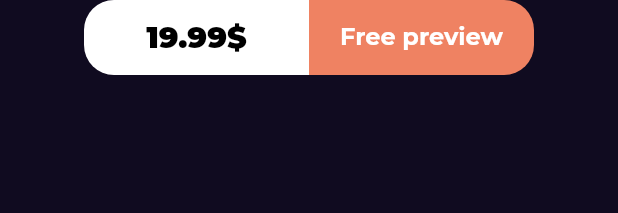
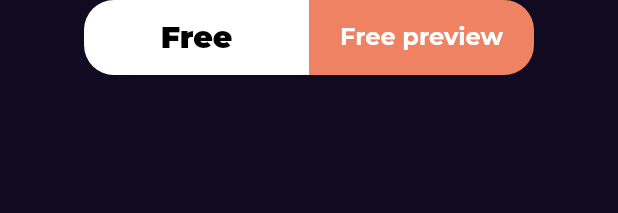
Before and after one commit to Taku-Android/Bookly, a Flutter app: the BuyContainer widget shown alone on an empty page, opened directly, on a phone screen of 412 x 824 dp. Shown: the top 213 px of the screen. Run offline on Flutter 3.47's test engine with Material 2 defaults, Android fonts, the phone set to English and light mode, and no system bars; our stand-ins replace cached_network_image, dartz, dio, flutter_bloc, font_awesome_flutter, get_it and 2 more; network calls fail.

```diff
--- a/lib/feature/home/presentation/views/widgets/book_detail/buy_container.dart
+++ b/lib/feature/home/presentation/views/widgets/book_detail/buy_container.dart
@@ -24,7 +24,7 @@ class BuyContainer extends StatelessWidget {
                     bottomLeft: Radius.circular(20))),
             child: Center(
                 child: Text(
-                  '19.99\$',
+                  'Free',
                   style: Styles.textStyle20
                       .copyWith(color: Colors.black , fontWeight: FontWeight.w900),
                 )),
```
Also changed, not shown: lib/feature/home/presentation/views/widgets/book_detail/also_like_list_view.dart (+10 -3 lines).
